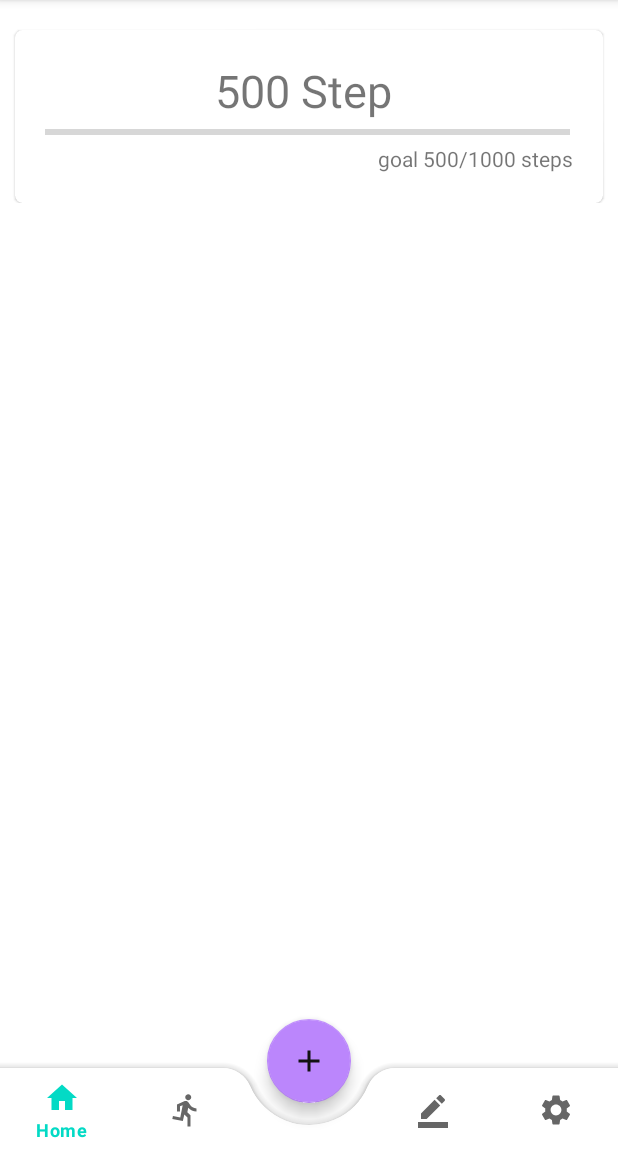
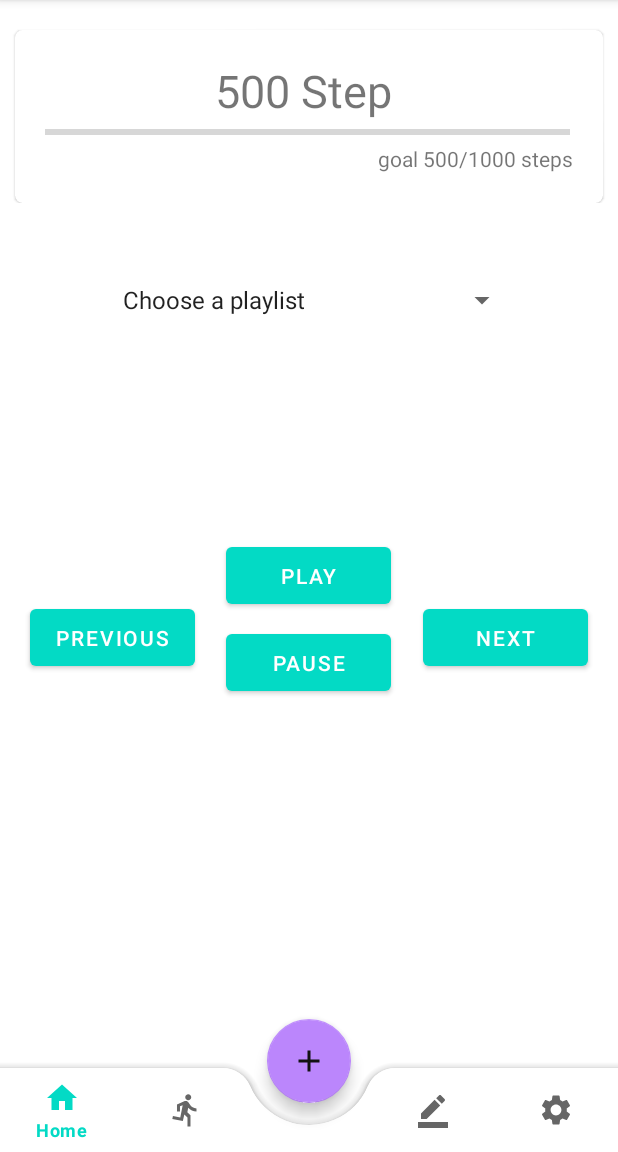
Before and after one commit to AlfredGuimaz/OneFitAll-android, an Android app: the MainActivity screen opened directly, with no data from a screen before it, on a phone screen of 412 x 824 dp, the part 84-1236 px from its top. Run offline under Robolectric (Android 15) with nearby library versions, the phone set to English and light mode, and no system bars; libraries missing offline, so code that uses them is left out: com.spotify.android, com.spotify.protocol; 3 statements that could not run were skipped.

Commit message:
added Spotify services to the application

```diff
--- a/app/src/main/java/com/example/one_fit_all/MainActivity.java
+++ b/app/src/main/java/com/example/one_fit_all/MainActivity.java
@@ -15,15 +15,20 @@ import com.spotify.android.appremote.api.Connector;
 import com.spotify.android.appremote.api.SpotifyAppRemote;
 
 import android.view.View;
+import android.widget.ArrayAdapter;
 import android.widget.Button;
 import android.widget.EditText;
 //import android.widget.TextView;
+import android.widget.Spinner;
 import android.widget.Toast;
 
 
 import com.spotify.protocol.client.Subscription;
 import com.spotify.protocol.types.PlayerState;
 import com.spotify.protocol.types.Track;
+
+import java.util.ArrayList;
+import java.util.List;
 
 public class MainActivity extends AppCompatActivity {
 
@@ -36,6 +41,10 @@ public class MainActivity extends AppCompatActivity {
     private static final String CLIENT_ID = "f41123809dce4bd29b99d34220e91140";
     private static final String REDIRECT_URI = "http://localhost:8888/callback";
     private SpotifyAppRemote mSpotifyAppRemote;
+    private static boolean playing;
+    private String selected;
+    Spinner spotifySpinner;
+    List<String> playlists;
 
     @Override
     protected void onCreate(Bundle savedInstanceState) {
@@ -80,10 +89,32 @@ public class MainActivity extends AppCompatActivity {
 */
         setContentView(R.layout.activity_main);
 
+        playlists = new ArrayList<String>();
+        spotifySpinner = (Spinner) findViewById(R.id.spinner);
+
+        String pl1 = "Workout – 120 BPM";
+        String pl2 = "Born To Run 150 BPM";
+        String pl3 = "160 BPM Running Pop";
+        String pl4 = "Run 'N' Bass 170 – 175 BPM";
+        String pl5 = "180 bpm born to run";
+        playlists.add(pl1);
+        playlists.add(pl2);
+        playlists.add(pl3);
+        playlists.add(pl4);
+        playlists.add(pl5);
+
+        ArrayAdapter<String> myAdapter = new ArrayAdapter<String>(MainActivity.this,
+                android.R.layout.simple_list_item_1, getResources().getStringArray(R.array.playlists));
+        myAdapter.setDropDownViewResource(android.R.layout.simple_spinner_dropdown_item);
+        spotifySpinner.setEnabled(true);
+        spotifySpinner.setClickable(true);
+        spotifySpinner.setAdapter(myAdapter);
+
         //Bottom Navagation
         BottomNavigationView bottomNavigationView = findViewById(R.id.bottomNavigationView);
         bottomNavigationView.setSelectedItemId(R.id.miHome);
         bottomNavigationView.setOnNavigationItemSelectedListener(new BottomNavigationView.OnNavigationItemSelectedListener() {
+
             @Override
             public boolean onNavigationItemSelected(@NonNull MenuItem menuItem) {
                 switch (menuItem.getItemId()){
@@ -142,10 +173,7 @@ public class MainActivity extends AppCompatActivity {
                     public void onConnected(SpotifyAppRemote spotifyAppRemote) {
                         mSpotifyAppRemote = spotifyAppRemote;
                         Log.d("MainActivity", "Connected!");
-
-                        // Now you can start interacting with App Remote
                         connected();
-
                     }
 
                     public void onFailure(Throwable throwable) {
@@ -157,23 +185,51 @@ public class MainActivity extends AppCompatActivity {
     }
 
     protected void connected(){
-        //plays a hardcoded playlist
-        //mSpotifyAppRemote.getPlayerApi().play("spotify:track:1BpKJw4RZxaFB88NE5uxXf");
-
-        // Subscribe to PlayerState
-       /* mSpotifyAppRemote.getPlayerApi()
-                .subscribeToPlayerState()
-                .setEventCallback(playerState -> {
-                    final Track track = playerState.track;
-                    if (track != null) {
-                        Log.d("MainActivity", track.name + " by " + track.artist.name);
-                    }
-                });*/
+        playing = false;
     }
 
     @Override
     protected void onStop() {
         super.onStop();
+        mSpotifyAppRemote.getPlayerApi().pause();
         SpotifyAppRemote.disconnect(mSpotifyAppRemote);
     }
+
+    public void play(View v){
+        selected = spotifySpinner.getSelectedItem().toString();
+
+        if(selected.equals(playlists.get(0))){
+            mSpotifyAppRemote.getPlayerApi().play("spotify:playlist:1vdkPd9esYFohPkUxcrUDa");
+        }else if(selected.equals(playlists.get(1))){
+            mSpotifyAppRemote.getPlayerApi().play("spotify:playlist:37i9dQZF1DX0hWmn8d5pRe");
+        }else if(selected.equals(playlists.get(2))){
+            mSpotifyAppRemote.getPlayerApi().play("spotify:playlist:6Lzq35kGAEGCupFkxbZVAQ");
+        }else if(selected.equals(playlists.get(3))){
+            mSpotifyAppRemote.getPlayerApi().play("spotify:playlist:37i9dQZF1DX8jnAPF7Iiqp");
+        }else if(selected.equals(playlists.get(4))){
+            mSpotifyAppRemote.getPlayerApi().play("spotify:playlist:48vCjagB5NXob0LeRz4uUa");
+        }
+    }
+    /*
+    LIMITATIONS: user can only skip 6 songs per hour because of the free version
+    and they must listen to playlists and albums on shuffle
+    and they cannot skip ads.
+     */
+    public void skipSong(View v){
+        mSpotifyAppRemote.getPlayerApi().skipNext();
+    }
+
+    public void pauseOrResumeSong(View v){
+        if(playing == true){
+            mSpotifyAppRemote.getPlayerApi().pause();
+            playing = false;
+        }else{
+            mSpotifyAppRemote.getPlayerApi().resume();
+            playing = true;
+        }
+    }
+
+    public void previousSong(View v){
+        mSpotifyAppRemote.getPlayerApi().skipPrevious();
+    }
 }
--- a/app/src/main/res/layout/activity_main.xml
+++ b/app/src/main/res/layout/activity_main.xml
@@ -8,6 +8,49 @@
     tools:context=".MainActivity">
 
     <!--Main View Were content Goes -->
+
+    <com.google.android.material.textfield.TextInputLayout
+        android:layout_width="match_parent"
+        android:layout_height="wrap_content">
+
+    </com.google.android.material.textfield.TextInputLayout>
+
+    <Button
+        android:id="@+id/button5"
+        android:layout_width="110dp"
+        android:layout_height="50dp"
+        android:onClick="previousSong"
+        android:layout_marginLeft="20dp"
+        android:layout_marginTop="400dp"
+        android:text="Previous" />
+
+    <Button
+        android:id="@+id/button4"
+        android:layout_width="110dp"
+        android:layout_height="50dp"
+        android:onClick="pauseOrResumeSong"
+        android:layout_gravity="center"
+        android:layout_marginTop="115dp"
+        android:text="Pause" />
+
+    <Button
+        android:id="@+id/button7"
+        android:layout_width="110dp"
+        android:layout_height="50dp"
+        android:onClick="play"
+        android:layout_gravity="center"
+        android:text="Play" />
+
+    <Button
+        android:id="@+id/button3"
+        android:layout_width="110dp"
+        android:layout_height="50dp"
+        android:layout_gravity="right"
+        android:onClick="skipSong"
+        android:layout_marginRight="20dp"
+        android:layout_marginTop="400dp"
+        android:text="Next" />
+
     <ScrollView
         android:id="@+id/scrollView2"
         android:layout_width="match_parent"
@@ -98,4 +141,13 @@
         android:src="@drawable/ic_add"
         app:layout_anchor="@id/bottomAppBar" />
 
+    <Spinner
+        style="@style/Widget.MaterialComponents.TextInputLayout.OutlinedBox.ExposedDropdownMenu"
+        android:id="@+id/spinner"
+        android:layout_width="wrap_content"
+        android:layout_height="60dp"
+        android:layout_gravity="center_horizontal"
+        android:layout_marginTop="170dp"/>
+
+
 </androidx.coordinatorlayout.widget.CoordinatorLayout>
--- a/app/src/main/res/values/strings.xml
+++ b/app/src/main/res/values/strings.xml
@@ -1,5 +1,17 @@
 <resources>
     <string name="app_name">One-Fit-All</string>
+
+    //Spotify playlists options
+    <string name="spinner_prompt">Choose a playlist</string>
+    <string-array name="playlists">
+        <item>Choose a playlist</item>
+        <item>Workout – 120 BPM</item>
+        <item>Born To Run 150 BPM</item>
+        <item>160 BPM Running Pop</item>
+        <item>Run \'N\' Bass 170 – 175 BPM</item>
+        <item>180 bpm born to run</item>
+
+    </string-array>
 
     //workout card titles
     <string name="createWorkoutCard"> Create Workout </string>
```
